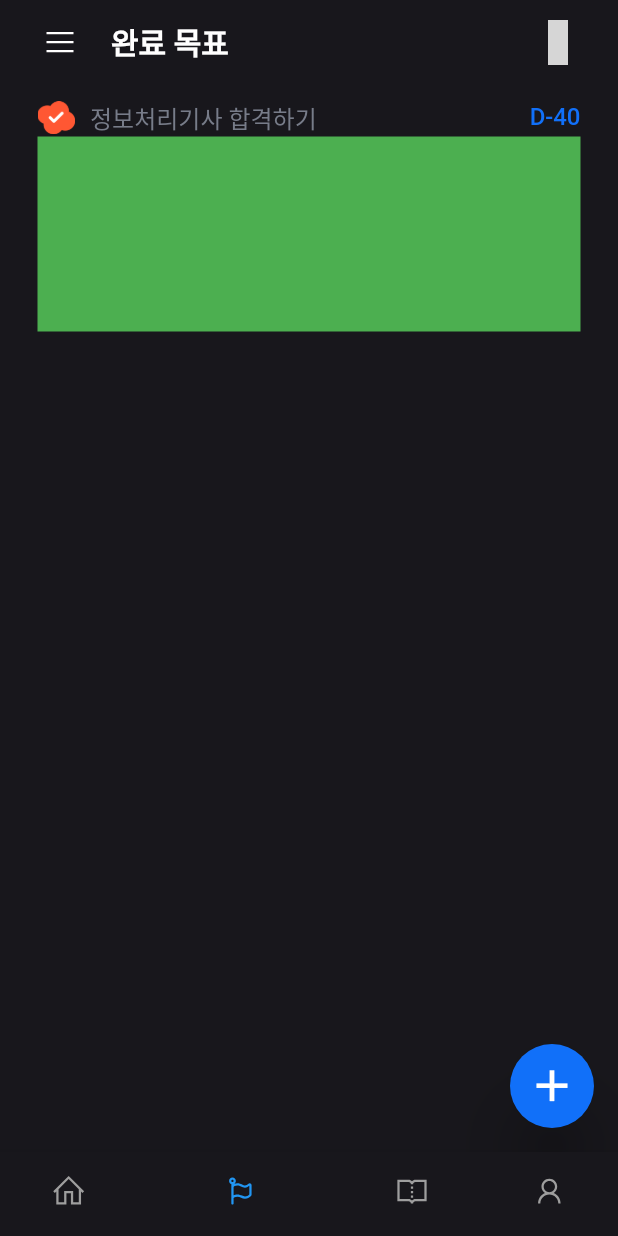
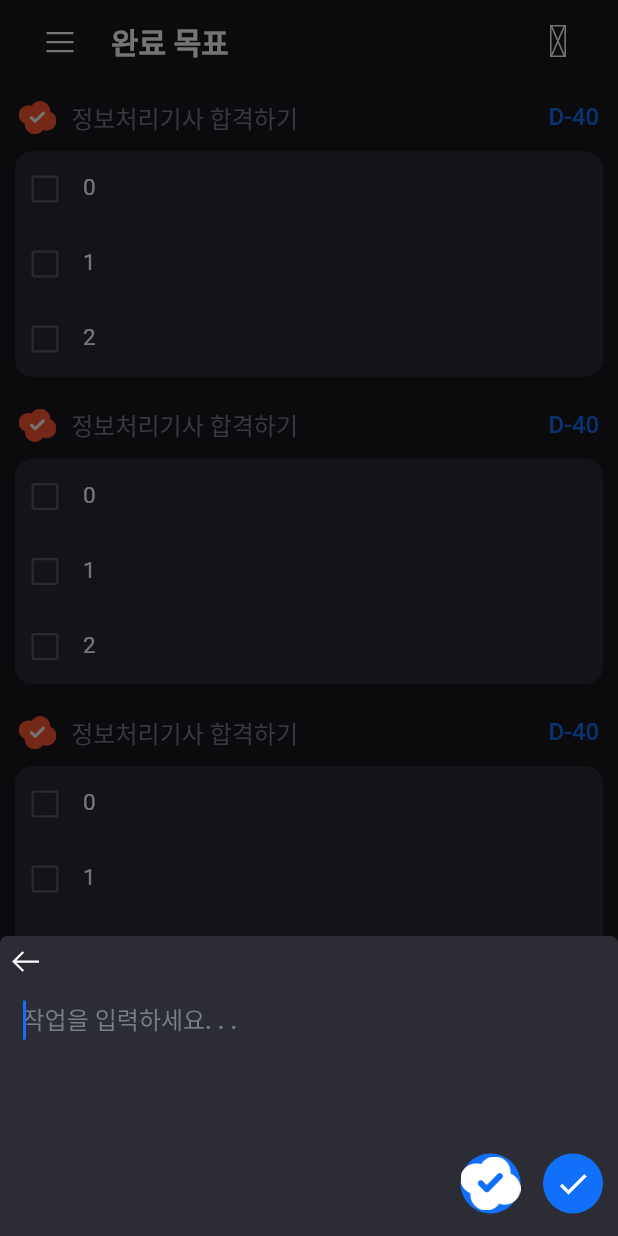
Before and after one commit to cheolding119/havetodo, a Flutter app: the screen it shows after launch, item 2 of the bottom bar chosen, after a tap on the "add" icon, on a phone screen of 412 x 824 dp. Run offline on Flutter 3.47's test engine with Material 3 defaults, Android fonts, the phone set to English and light mode, and no system bars; drawn by our look-alikes of flutter_slidable; our stand-ins replace dio, fluttertoast, get, line_icons; network calls fail; Roboto replaces fonts that are missing (Pretendard); grey boxes are pictures that could not be loaded.

Commit message:
완료목표 계획 추가 (추가중)

```diff
--- a/lib/bottom_navigaton_page.dart/bottom_navigation_page.dart
+++ b/lib/bottom_navigaton_page.dart/bottom_navigation_page.dart
@@ -2,7 +2,7 @@ import 'package:flutter/material.dart';
 import 'package:line_icons/line_icons.dart';
 import 'package:second_have_to_do/page/main_page/diary_page.dart/diary_page.dart';
 import 'package:second_have_to_do/page/main_page/todolist_page.dart/today_todolist_page/today_todolist_page.dart';
-import 'package:second_have_to_do/page/main_page/todolist_page.dart/completionplan_todolist_page/completionplan_todolist_page.dart';
+import 'package:second_have_to_do/page/main_page/completionplan_todolist_page/completionplan_todolist_page.dart';
 
 class BottomNavigationPage extends StatefulWidget {
   const BottomNavigationPage({super.key});
--- a/lib/classes/completion_plan.dart
+++ b/lib/classes/completion_plan.dart
@@ -36,7 +36,7 @@ class CompletionPlan {
   RxBool checked = false.obs;
 
   // //완료목표안에 들어갈 목표
-  List<Plan> plans = List.empty();
+  List<Plan> plans = [];
 
   //생성자
   CompletionPlan({required this.completionPlanPlanId});
--- /dev/null
+++ b/lib/page/main_page/completionplan_todolist_page/completionplan_todolist.data.dart
@@ -0,0 +1,30 @@
+import 'package:get/get.dart';
+import 'package:second_have_to_do/classes/completion_plan.dart';
+import 'package:second_have_to_do/classes/plan.dart';
+import 'package:second_have_to_do/global_definition.dart';
+
+class CompletionPlanPageData extends GetxController {
+  final RxList<CompletionPlan> planItems = <CompletionPlan>[].obs;
+  final RxList<CompletionPlan> completedPlanItems = <CompletionPlan>[].obs;
+
+  @override
+  void onInit() {
+    super.onInit();
+    loadPlanDatas(1);
+  }
+
+  void loadPlanDatas(int memberId) async {
+    completedPlanItems.add(CompletionPlan(completionPlanPlanId: 1));
+    for (int i = 0; i < 3; i++) {
+      CompletionPlan completionPlan = CompletionPlan(completionPlanPlanId: i);
+      completionPlan.planContent.value = '정보처리기사 합격하기';
+      completionPlan.importanceLevel = ImportanceLevel.highImportance;
+      for (int j = 0; j < 3; j++) {
+        Plan plan = Plan(planId: j);
+        plan.planContent.value = "$j";
+        completionPlan.plans.add(plan);
+      }
+      planItems.add(completionPlan);
+    }
+  }
+}
--- /dev/null
+++ b/lib/page/main_page/completionplan_todolist_page/completionplan_todolist_page.dart
@@ -0,0 +1,357 @@
+import 'package:flutter/material.dart';
+import 'package:flutter_slidable/flutter_slidable.dart';
+import 'package:fluttertoast/fluttertoast.dart';
+import 'package:get/get.dart';
+import 'package:line_icons/line_icons.dart';
+import 'package:second_have_to_do/classes/completion_plan.dart';
+import 'package:second_have_to_do/classes/plan.dart';
+
+import 'completionplan_todolist.data.dart';
+
+class CompletionPlanPage extends StatefulWidget {
+  const CompletionPlanPage({super.key});
+
+  @override
+  State<CompletionPlanPage> createState() => CompletionPlanPageState();
+}
+
+class CompletionPlanPageState extends State<CompletionPlanPage> {
+  CompletionPlanPageData data = Get.put(CompletionPlanPageData());
+  @override
+  void initState() {
+    super.initState();
+  }
+
+  @override
+  Widget build(BuildContext context) {
+    Size screenSize = MediaQuery.of(context).size;
+
+    return Scaffold(
+      backgroundColor: Theme.of(context).colorScheme.primary,
+      floatingActionButton: FloatingActionButton(
+          shape: const CircleBorder(),
+          elevation: 20,
+          backgroundColor: Theme.of(context).colorScheme.secondary,
+          child: const Icon(
+            Icons.add,
+            size: 35,
+          ),
+          onPressed: () {
+            addTodoPlan(context);
+            FocusManager.instance.primaryFocus!.unfocus();
+          }),
+      appBar: AppBar(
+        backgroundColor: Theme.of(context).colorScheme.primary,
+        centerTitle: true,
+        title: Row(
+          mainAxisAlignment: MainAxisAlignment.spaceBetween,
+          children: [
+            Row(
+              children: [
+                IconButton(
+                  highlightColor: Theme.of(context).colorScheme.secondary,
+                  icon: const Icon(
+                    LineIcons.bars,
+                    color: Colors.white,
+                  ),
+                  onPressed: () {},
+                ),
+                const SizedBox(width: 10),
+                const Text('완료 목표')
+              ],
+            ),
+            IconButton(
+              highlightColor: Theme.of(context).colorScheme.secondary,
+              onPressed: () {},
+              icon: const Icon(LineIcons.verticalEllipsis,
+                  color: Colors.white, size: 30),
+            )
+          ],
+        ),
+      ),
+      body: GestureDetector(
+        onTap: () => FocusScope.of(context).unfocus(),
+        child: SingleChildScrollView(
+          child: Column(
+            crossAxisAlignment: CrossAxisAlignment.center,
+            mainAxisAlignment: MainAxisAlignment.center,
+            children: [
+              Obx(
+                () => data.planItems.isEmpty
+                    ? SizedBox(
+                        width: screenSize.width,
+                        height: screenSize.height - 100,
+                        child: Column(
+                          mainAxisAlignment: MainAxisAlignment.center,
+                          children: [
+                            const Icon(LineIcons.fontAwesomeFlag,
+                                size: 60, color: Colors.blue),
+                            const SizedBox(height: 5),
+                            Text('계획을 추가해 보세요 !',
+                                style: Theme.of(context)
+                                    .textTheme
+                                    .titleLarge!
+                                    .copyWith(color: Colors.blue)),
+                          ],
+                        ),
+                      )
+                    : Container(),
+              ),
+              ListView.builder(
+                shrinkWrap: true,
+                physics: const NeverScrollableScrollPhysics(),
+                itemCount: data.planItems.length,
+                itemBuilder: (context, index) {
+                  return _buildCompletionPlan(data.planItems[index]);
+                },
+              )
+            ],
+          ),
+        ),
+      ),
+    );
+  }
+
+  //완료목표 로직
+  Widget _buildCompletionPlan(CompletionPlan completionPlan) {
+    Size screenSize = MediaQuery.of(context).size;
+    return Container(
+      padding: const EdgeInsets.all(10),
+      width: screenSize.width - 30,
+      child: Column(
+        children: [
+          SizedBox(
+            width: screenSize.width - 25,
+            child: Row(
+              mainAxisAlignment: MainAxisAlignment.spaceBetween,
+              children: [
+                Row(
+                  children: [
+                    SizedBox(
+                        width: 25,
+                        child: Image.asset('assets/images/redlogo.png')),
+                    const SizedBox(width: 10),
+                    Text(completionPlan.planContent.value,
+                        style: Theme.of(context).textTheme.titleMedium)
+                  ],
+                ),
+                Text(
+                  'D-40',
+                  style: Theme.of(context)
+                      .textTheme
+                      .titleMedium!
+                      .copyWith(color: Theme.of(context).colorScheme.secondary),
+                ),
+              ],
+            ),
+          ),
+          const SizedBox(height: 10),
+          Container(
+            width: screenSize.width,
+            decoration: BoxDecoration(
+              borderRadius: const BorderRadius.all(Radius.circular(12)),
+              color: Theme.of(context).colorScheme.tertiary,
+            ),
+            child: Column(
+              children: [
+                ListView.builder(
+                  shrinkWrap: true,
+                  physics: const NeverScrollableScrollPhysics(),
+                  itemCount: completionPlan.plans.length,
+                  itemBuilder: (context, index) {
+                    return _buildBasicPlan(
+                        key: ValueKey(completionPlan.plans[index]),
+                        todayPlanItem: completionPlan.plans[index]);
+                  },
+                ),
+              ],
+            ),
+          ),
+        ],
+      ),
+    );
+  }
+
+  //완료목표를 이루기 위한 단일 계획
+  Widget _buildBasicPlan({Key? key, required Plan todayPlanItem}) {
+    Size screenSize = MediaQuery.of(context).size;
+    return Slidable(
+        key: key,
+        // endActionPane은 오른쪽이나 아래쪽에 있는 액션 패널입니다.
+        endActionPane: ActionPane(
+          motion: const ScrollMotion(),
+          children: [
+            SlidableAction(
+              // 액션은 다른 것보다 크게 만들 수 있습니다.
+              flex: 1,
+              onPressed: (BuildContext context) async {},
+              backgroundColor: Colors.red,
+              foregroundColor: Colors.white,
+              icon: LineIcons.trash,
+            ),
+            SlidableAction(
+                onPressed: (BuildContext context) async {},
+                backgroundColor: Colors.orange,
+                foregroundColor: Colors.white,
+                icon: LineIcons.bookmark),
+          ],
+        ),
+        child: SizedBox(
+          child: Container(
+            padding: const EdgeInsets.all(10),
+            height: 50,
+            width: screenSize.width - 30,
+            decoration: BoxDecoration(
+              borderRadius: const BorderRadius.all(Radius.circular(12)),
+              color: Theme.of(context).colorScheme.tertiary,
+            ),
+            child: Row(
+              mainAxisAlignment: MainAxisAlignment.spaceBetween,
+              children: [
+                Row(
+                  children: [
+                    Obx(
+                      () => SizedBox(
+                        width: 20,
+                        height: 30,
+                        child: Checkbox(
+                          side: const BorderSide(
+                            width: 1.5,
+                            color: Color(0xFF5D5D5D),
+                          ),
+                          activeColor: const Color(0xFF5D5D5D),
+                          value: todayPlanItem.checked.value,
+                          onChanged: todayPlanItem.checked.value == false
+                              ? (bool? value) async {}
+                              : (null),
+                        ),
+                      ),
+                    ),
+                    const SizedBox(width: 10),
+                    GestureDetector(
+                      onTap: () {},
+                      child: Container(
+                        height: 30,
+                        padding: const EdgeInsets.all(5),
+                        width: screenSize.width - 150,
+                        child: todayPlanItem.planContent.value != ""
+                            ? Text(todayPlanItem.planContent.value)
+                            : Text(
+                                "내용 없음",
+                                style: Theme.of(context)
+                                    .textTheme
+                                    .bodyMedium!
+                                    .copyWith(color: Colors.grey),
+                              ),
+                      ),
+                    ),
+                  ],
+                ),
+                Obx(
+                  () => todayPlanItem.important.value == true
+                      ? const Icon(
+                          LineIcons.bookmark,
+                          color: Colors.yellow,
+                        )
+                      : Container(),
+                )
+              ],
+            ),
+          ),
+        ));
+  }
+
+  //완료목표 추가하는 로직
+  Future<dynamic> addTodoPlan(BuildContext context) {
+    TextEditingController todayPlanController = TextEditingController();
+    return showModalBottomSheet(
+      context: context,
+      isScrollControlled: true, // 이 부분을 추가하여 스크롤이 가능하게 설정
+      builder: (BuildContext context) {
+        // 모달이 열릴 때 TextField에 자동으로 포커스를 맞춤
+
+        return Padding(
+          padding: MediaQuery.of(context).viewInsets, // 키보드가 올라왔을 때의 패딩을 추가
+          child: Container(
+            padding: const EdgeInsets.all(5),
+            height: 200, // 모달 높이 크기
+            decoration: BoxDecoration(
+              color: Theme.of(context).colorScheme.tertiary,
+              borderRadius: const BorderRadius.only(
+                topLeft: Radius.circular(5), // 모달 좌상단 라운딩 처리
+                topRight: Radius.circular(5), // 모달 우상단 라운딩 처리
+              ),
+            ),
+            child: Column(
+              crossAxisAlignment: CrossAxisAlignment.start,
+              children: [
+                GestureDetector(
+                  child: const Icon(LineIcons.arrowLeft),
+                ),
+                Expanded(
+                  child: Container(
+                    padding:
+                        const EdgeInsets.symmetric(horizontal: 10, vertical: 3),
+                    decoration:
+                        BoxDecoration(borderRadius: BorderRadius.circular(10)),
+                    child: TextField(
+                      decoration: InputDecoration(
+                        labelStyle: Theme.of(context).textTheme.bodySmall,
+                        hintStyle: Theme.of(context).textTheme.titleMedium,
+                        hintText: '작업을 입력하세요. . .',
+                        border: InputBorder.none,
+                      ),
+                      autofocus: true,
+                      controller: todayPlanController,
+                      cursorColor: Theme.of(context).colorScheme.secondary,
+                    ),
+                  ),
+                ),
+                Row(
+                  mainAxisAlignment: MainAxisAlignment.end,
+                  children: [
+                    InkWell(
+                      onTap: () {},
+                      child: Container(
+                          margin: const EdgeInsets.fromLTRB(10, 10, 5, 10),
+                          height: 40,
+                          width: 40,
+                          decoration: BoxDecoration(
+                              color: Theme.of(context).colorScheme.secondary,
+                              borderRadius: BorderRadius.circular(20)),
+                          child: Image.asset('assets/images/whitelogo.png')),
+                    ),
+                    InkWell(
+                      onTap: () {},
+                      child: Container(
+                        margin: const EdgeInsets.fromLTRB(10, 10, 5, 10),
+                        height: 40,
+                        width: 40,
+                        decoration: BoxDecoration(
+                            color: Theme.of(context).colorScheme.secondary,
+                            borderRadius: BorderRadius.circular(20)),
+                        child: const Icon(Icons.check),
+                      ),
+                    )
+                  ],
+                )
+              ],
+            ),
+          ),
+        );
+      },
+    );
+  }
+
+  void showBasicToast(String msg) {
+    Fluttertoast.showToast(
+      msg: msg,
+      toastLength: Toast.LENGTH_SHORT,
+      gravity: ToastGravity.CENTER,
+      timeInSecForIosWeb: 1,
+      backgroundColor: Theme.of(context).colorScheme.secondary,
+      textColor: Colors.white,
+      fontSize: 14.0,
+    );
+  }
+}
--- a/lib/page/main_page/todolist_page.dart/completionplan_todolist_page/completionplan_todolist.data.dart
+++ /dev/null
@@ -1,18 +0,0 @@
-import 'package:get/get.dart';
-import 'package:second_have_to_do/classes/completion_plan.dart';
-
-class CompletionPlanPageData extends GetxController {
-  final RxList<CompletionPlan> planItems = <CompletionPlan>[].obs;
-  final RxList<CompletionPlan> completedPlanItems = <CompletionPlan>[].obs;
-
-  @override
-  void onInit() {
-    super.onInit();
-    loadPlanDatas(1);
-  }
-
-  void loadPlanDatas(int memberId) async {
-    planItems.add(CompletionPlan(completionPlanPlanId: 1));
-    completedPlanItems.add(CompletionPlan(completionPlanPlanId: 1));
-  }
-}
--- a/lib/page/main_page/todolist_page.dart/completionplan_todolist_page/completionplan_todolist_page.dart
+++ /dev/null
@@ -1,165 +0,0 @@
-import 'package:flutter/material.dart';
-import 'package:flutter_slidable/flutter_slidable.dart';
-import 'package:get/get.dart';
-import 'package:line_icons/line_icons.dart';
-
-import 'completionplan_todolist.data.dart';
-
-class CompletionPlanPage extends StatefulWidget {
-  const CompletionPlanPage({super.key});
-
-  @override
-  State<CompletionPlanPage> createState() => CompletionPlanPageState();
-}
-
-class CompletionPlanPageState extends State<CompletionPlanPage> {
-  CompletionPlanPageData data = Get.put(CompletionPlanPageData());
-  @override
-  void initState() {
-    super.initState();
-  }
-
-  @override
-  Widget build(BuildContext context) {
-    Size screenSize = MediaQuery.of(context).size;
-
-    return Scaffold(
-      backgroundColor: Theme.of(context).colorScheme.primary,
-      floatingActionButton: FloatingActionButton(
-          shape: const CircleBorder(),
-          elevation: 20,
-          backgroundColor: Theme.of(context).colorScheme.secondary,
-          child: const Icon(
-            Icons.add,
-            size: 35,
-          ),
-          onPressed: () {
-            FocusManager.instance.primaryFocus!.unfocus();
-          }),
-      appBar: AppBar(
-        backgroundColor: Theme.of(context).colorScheme.primary,
-        centerTitle: true,
-        title: Row(
-          mainAxisAlignment: MainAxisAlignment.spaceBetween,
-          children: [
-            Row(
-              children: [
-                IconButton(
-                  highlightColor: Theme.of(context).colorScheme.secondary,
-                  icon: const Icon(
-                    LineIcons.bars,
-                    color: Colors.white,
-                  ),
-                  onPressed: () {},
-                ),
-                const SizedBox(width: 10),
-                const Text('완료 목표')
-              ],
-            ),
-            IconButton(
-              highlightColor: Theme.of(context).colorScheme.secondary,
-              onPressed: () {},
-              icon: const Icon(LineIcons.verticalEllipsis,
-                  color: Colors.white, size: 30),
-            )
-          ],
-        ),
-      ),
-      body: GestureDetector(
-        onTap: () => FocusScope.of(context).unfocus(),
-        child: SingleChildScrollView(
-          child: Column(
-            crossAxisAlignment: CrossAxisAlignment.center,
-            mainAxisAlignment: MainAxisAlignment.center,
-            children: [
-              Obx(
-                () => data.planItems.isEmpty
-                    ? SizedBox(
-                        width: screenSize.width,
-                        height: screenSize.height - 100,
-                        child: Column(
-                          mainAxisAlignment: MainAxisAlignment.center,
-                          children: [
-                            const Icon(LineIcons.fontAwesomeFlag,
-                                size: 60, color: Colors.blue),
-                            const SizedBox(height: 5),
-                            Text('계획을 추가해 보세요 !',
-                                style: Theme.of(context)
-                                    .textTheme
-                                    .titleLarge!
-                                    .copyWith(color: Colors.blue)),
-                          ],
-                        ),
-                      )
-                    : Container(),
-              ),
-              Container(
-                padding: const EdgeInsets.all(10),
-                // color: Colors.green,/
-                width: screenSize.width - 30,
-                // height: 0,
-                child: Column(
-                  children: [
-                    Row(
-                      mainAxisAlignment: MainAxisAlignment.spaceBetween,
-                      children: [
-                        Row(
-                          children: [
-
-                            SizedBox(
-                                width: 25,
-                                child:
-                                    Image.asset('assets/images/redlogo.png')),
-                            const SizedBox(width: 10),
-                            Text('정보처리기사 합격하기',
-                                style: Theme.of(context).textTheme.titleMedium)
-                          ],
-                        ),
-                        Text(
-                          'D-40',
-                          style: Theme.of(context)
-                              .textTheme
-                              .titleMedium!
-                              .copyWith(
-                                  color:
-                                      Theme.of(context).colorScheme.secondary),
-                        )
-                      ],
-                    ),
-                    Slidable(
-                        key: const ValueKey(0),
-
-                        // endActionPane은 오른쪽이나 아래쪽에 있는 액션 패널입니다.
-                        endActionPane: ActionPane(
-                          motion: const ScrollMotion(),
-                          children: [
-                            SlidableAction(
-                              // 액션은 다른 것보다 크게 만들 수 있습니다.
-                              flex: 2,
-                              onPressed: (BuildContext context) async {},
-                              backgroundColor: Colors.red,
-                              foregroundColor: Colors.white,
-                              icon: LineIcons.trash,
-                            ),
-                            SlidableAction(
-                                onPressed: (BuildContext context) async {},
-                                backgroundColor: Colors.orange,
-                                foregroundColor: Colors.white,
-                                icon: LineIcons.bookmark),
-                          ],
-                        ),
-                        child: Container(
-                          width: screenSize.width,
-                          height: 130,
-                          color: Colors.green,
-                        )),
-                  ],
-                ),
-              )
-            ],
-          ),
-        ),
-      ),
-    );
-  }
-}
--- a/lib/page/main_page/todolist_page.dart/today_todolist_page/today_todolist_page.dart
+++ b/lib/page/main_page/todolist_page.dart/today_todolist_page/today_todolist_page.dart
@@ -258,7 +258,6 @@ class TodayTodoListPageState extends State<TodayTodoListPage> {
                   const SizedBox(width: 10),
                   GestureDetector(
                     onTap: () {
-                      print('여기맞음');
                       updatePlan(context, todayPlanItem);
                     },
                     child: Container(
--- a/lib/page/main_page/todolist_page.dart/today_todolist_page/today_todolist_page.data.dart
+++ b/lib/page/main_page/todolist_page.dart/today_todolist_page/today_todolist_page.data.dart
@@ -16,7 +16,7 @@ class TodayTodoListPageData extends GetxController {
   void onInit() {
     memberId = data.user.memberId;
     super.onInit();
-    loadPlanDatas(memberId);
+    loadPlanDatas(1);
   }
 
   /*
```
Also changed, not shown: assets/images/whitelogo.png (added).
